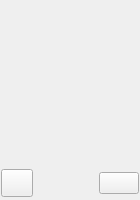
This is ui/character_card.ui in zkovari/plotlyst as Qt 5 draws it before an edit. The edited form follows.
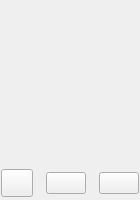
This is the edited form. Custom widgets are drawn as their Qt base class.

Patch:
```diff
--- a/ui/character_card.ui
+++ b/ui/character_card.ui
@@ -149,9 +149,6 @@
       </item>
       <item>
        <widget class="QPushButton" name="btnMbti">
-        <property name="styleSheet">
-         <string notr="true">border:0px;</string>
-        </property>
         <property name="text">
          <string/>
         </property>
```
Left out of the diff: 3 changed lines with no effect on the pictures.
